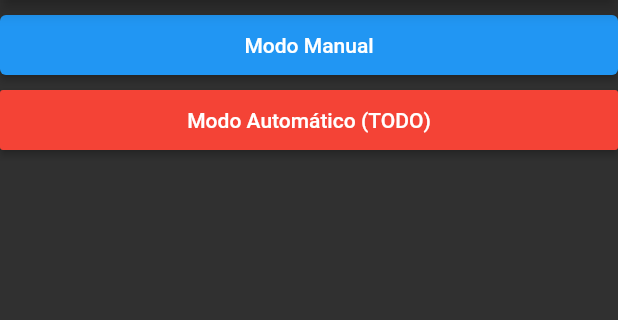
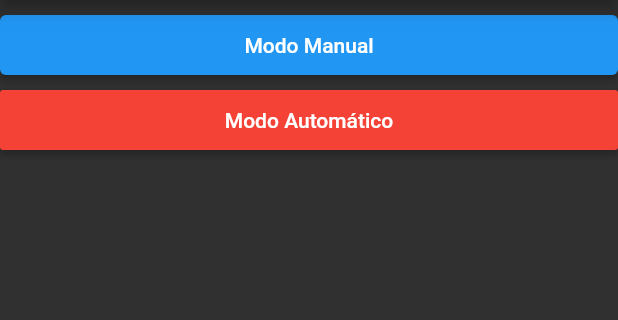
Before and after one commit to CaioAFA/pignus-client, a Flutter app: the screen it shows after launch, on a phone screen of 412 x 824 dp, the part 84-404 px from its top. Run offline on Flutter 3.47's test engine with Material 2 defaults, Android fonts, the phone set to English and light mode, and no system bars; our stand-ins replace camera, shared_preferences.

Commit message:
Removido texto de TODO do modo automatico.

```diff
--- a/lib/main.dart
+++ b/lib/main.dart
@@ -70,7 +70,7 @@
                 height: 50.0,
                 child: SizedBox.expand(
                   child: RaisedButton(
-                    child: Text('Modo Automático (TODO)'),
+                    child: Text('Modo Automático'),
                     color: Colors.red,
                     onPressed: (){
                       Navigator.push(
```
